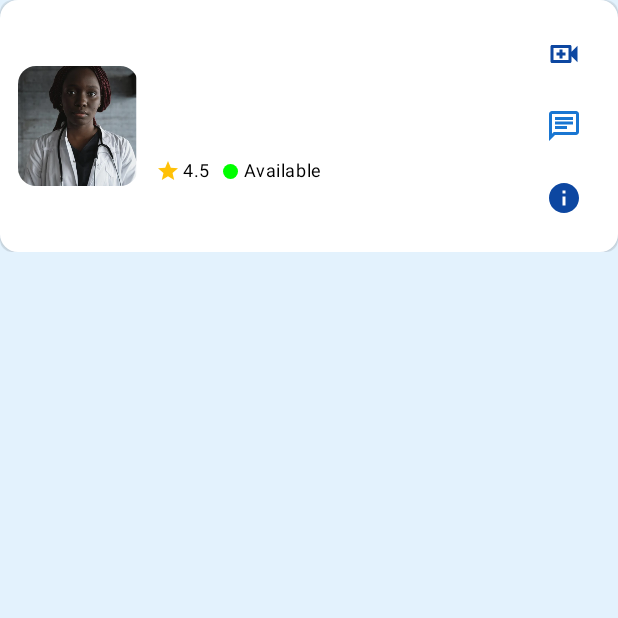
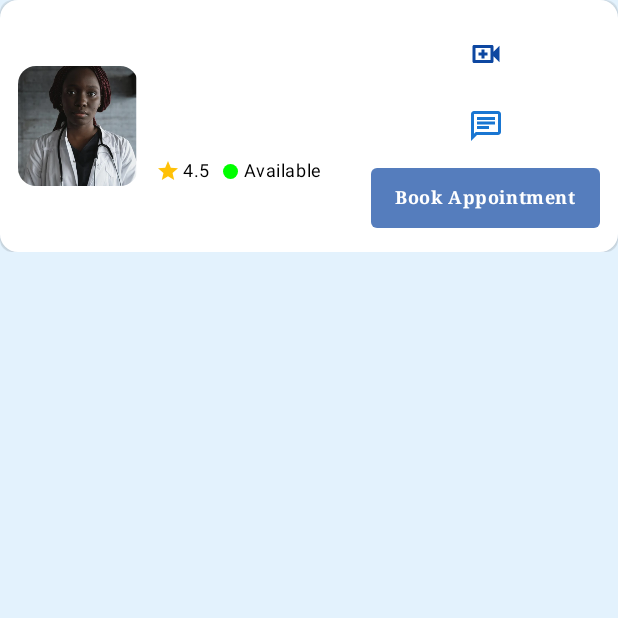
Before and after one commit to 1287Apiyo/MediLink_Kenya, an Android app built with Jetpack Compose: the composable SmallDoctorCard shown on its own in the app's theme, on a phone screen of 412 x 824 dp, the top half of it. Run offline under Robolectric (Android 15) with nearby library versions, the phone set to English and light mode, and no system bars.

Commit message:
appointments added

```diff
--- a/app/src/main/java/com/example/medilinkapp/ui/screens/consultationbooking/ConsultationScreen.kt
+++ b/app/src/main/java/com/example/medilinkapp/ui/screens/consultationbooking/ConsultationScreen.kt
@@ -13,7 +13,6 @@ import androidx.compose.foundation.shape.CircleShape
 import androidx.compose.foundation.shape.RoundedCornerShape
 import androidx.compose.material.icons.Icons
 import androidx.compose.material.icons.filled.ArrowBack
-import androidx.compose.material.icons.filled.Info
 import androidx.compose.material.icons.filled.Star
 import androidx.compose.material.icons.outlined.Chat
 import androidx.compose.material.icons.outlined.VideoCall
@@ -28,7 +27,6 @@ import androidx.compose.ui.res.painterResource
 import androidx.compose.ui.text.font.FontFamily
 import androidx.compose.ui.text.font.FontWeight
 import androidx.compose.ui.unit.dp
-import androidx.compose.ui.unit.sp
 import androidx.navigation.NavController
 import com.example.medilinkapp.model.Doctor
 import com.example.medilinkapp.repository.FirestoreRepository
@@ -86,14 +84,8 @@ fun ConsultationScreen(navController: NavController) {
                 },
                 navigationIcon = {
                     IconButton(onClick = { navController.popBackStack() }) {
-                        // Force icon tint using LocalContentColor if needed.
-                        androidx.compose.runtime.CompositionLocalProvider(
-                            LocalContentColor provides MaterialTheme.colorScheme.onPrimary
-                        ) {
-                            Icon(
-                                Icons.Filled.ArrowBack,
-                                contentDescription = "Back"
-                            )
+                        CompositionLocalProvider(LocalContentColor provides MaterialTheme.colorScheme.onPrimary) {
+                            Icon(Icons.Filled.ArrowBack, contentDescription = "Back")
                         }
                     }
                 },
@@ -103,7 +95,7 @@ fun ConsultationScreen(navController: NavController) {
             )
         }
     ) { paddingValues ->
-        // Wrap content in a Box that uses a white background.
+        // Main container with a pure white background.
         Box(
             modifier = Modifier
                 .fillMaxSize()
@@ -193,8 +185,9 @@ fun ConsultationScreen(navController: NavController) {
                                         onChat = {
                                             navController.navigate("chatScreen/${doctor.name}")
                                         },
-                                        onInfo = {
-                                            navController.navigate("doctorProfileScreen/${doctor.name}")
+                                        onBookAppointment = {
+                                            // Navigate to the appointment booking screen
+                                            navController.navigate("appointmentBookingScreen/${doctor.name}")
                                         }
                                     )
                                 }
@@ -213,7 +206,7 @@ fun SmallDoctorCard(
     doctor: Doctor,
     onVideoCall: () -> Unit,
     onChat: () -> Unit,
-    onInfo: () -> Unit
+    onBookAppointment: () -> Unit
 ) {
     // Dummy values for rating and availability; replace with real data if available.
     val rating = 4.5f
@@ -313,11 +306,22 @@ fun SmallDoctorCard(
                         tint = MaterialTheme.colorScheme.secondary
                     )
                 }
-                IconButton(onClick = onInfo) {
-                    Icon(
-                        imageVector = Icons.Filled.Info,
-                        contentDescription = "Info",
-                        tint = MaterialTheme.colorScheme.primary
+                // Updated Book Appointment Button:
+                Button(
+                    onClick = onBookAppointment,
+                    shape = RoundedCornerShape(4.dp),
+                    colors = ButtonDefaults.buttonColors(
+                        containerColor = MaterialTheme.colorScheme.primary.copy(alpha = 0.7f),
+                        contentColor = MaterialTheme.colorScheme.onPrimary
+                    ),
+                    contentPadding = PaddingValues(horizontal = 16.dp, vertical = 8.dp)
+                ) {
+                    Text(
+                        text = "Book Appointment",
+                        style = MaterialTheme.typography.bodySmall.copy(
+                            fontFamily = FontFamily.Serif,
+                            fontWeight = FontWeight.Bold
+                        )
                     )
                 }
             }
```
